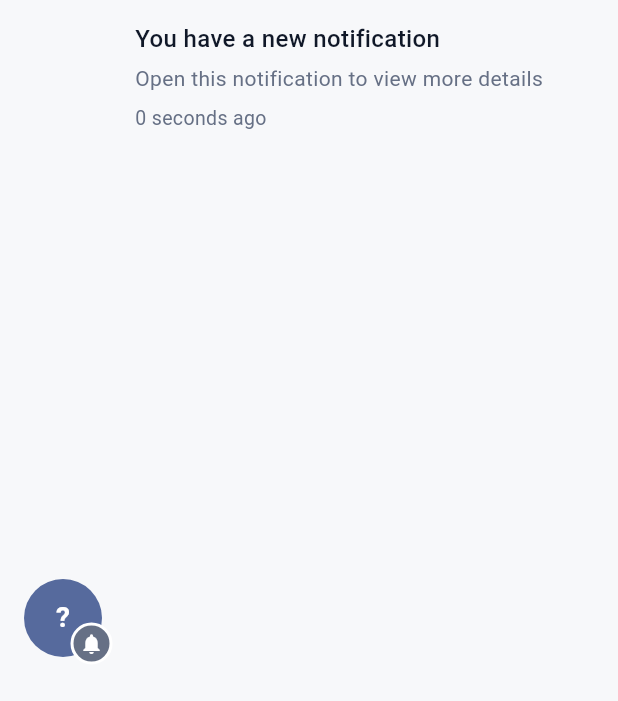
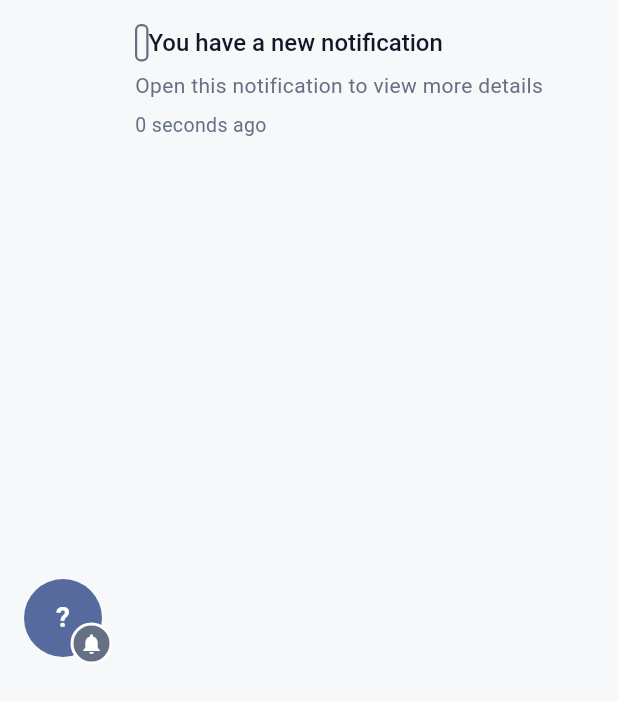
Before and after one commit to yask066/yaskapp, a Flutter app: the _NotificationTile widget shown alone on an empty page, opened directly with empty values, on a phone screen of 412 x 824 dp. Shown: the top 701 px of the screen. Run offline on Flutter 3.47's test engine with Material 3 defaults, Android fonts, the phone set to English and light mode, and no system bars; our stand-ins replace cached_network_image, firebase_core, firebase_messaging, flutter_secure_storage, image_picker; accounts and stored records are empty; network calls fail.

Commit message:
Update notifications screen 2

```diff
--- a/apps/mobile/lib/src/features/notifications/notifications_screen.dart
+++ b/apps/mobile/lib/src/features/notifications/notifications_screen.dart
@@ -417,15 +417,7 @@ class _NotificationTile extends StatelessWidget {
               child: Column(
                 crossAxisAlignment: CrossAxisAlignment.start,
                 children: [
-                  Text(item.title,
-                      maxLines: 2,
-                      overflow: TextOverflow.ellipsis,
-                      style: TextStyle(
-                        color: const Color(0xFF101828),
-                        fontSize: 16,
-                        height: 1.25,
-                        fontWeight: item.isUnread ? FontWeight.w700 : FontWeight.w500,
-                      )),
+                  _NotificationTitle(item: item),
                   const SizedBox(height: 7),
                   Text(item.detail,
                       maxLines: 2,
@@ -448,6 +440,61 @@ class _NotificationTile extends StatelessWidget {
     );
   }
 
+}
+
+class _NotificationTitle extends StatelessWidget {
+  const _NotificationTitle({required this.item});
+
+  final NotificationSummary item;
+
+  @override
+  Widget build(BuildContext context) {
+    final actorName = item.actor?.displayName ?? 'Someone';
+    final titleStyle = TextStyle(
+      color: const Color(0xFF101828),
+      fontSize: 16,
+      height: 1.25,
+      fontWeight: item.isUnread ? FontWeight.w700 : FontWeight.w500,
+    );
+    final actorIndex = item.title.indexOf(actorName);
+    if (actorIndex < 0) {
+      return Text(item.title,
+          maxLines: 2, overflow: TextOverflow.ellipsis, style: titleStyle);
+    }
+
+    final actorEnd = actorIndex + actorName.length;
+    final accent = _notificationAccent(item.type);
+    return RichText(
+      maxLines: 2,
+      overflow: TextOverflow.ellipsis,
+      text: TextSpan(
+        style: titleStyle,
+        children: [
+          TextSpan(text: item.title.substring(0, actorIndex)),
+          WidgetSpan(
+            alignment: PlaceholderAlignment.middle,
+            child: Container(
+              key: ValueKey('notification-actor-chip-${item.id}'),
+              padding: const EdgeInsets.symmetric(horizontal: 3, vertical: 1),
+              decoration: BoxDecoration(
+                border: Border.all(color: accent, width: 1.5),
+                borderRadius: BorderRadius.circular(4),
+              ),
+              child: Text(
+                actorName,
+                key: ValueKey('notification-actor-${item.id}'),
+                style: titleStyle.copyWith(
+                  color: accent,
+                  fontWeight: FontWeight.w700,
+                ),
+              ),
+            ),
+          ),
+          TextSpan(text: item.title.substring(actorEnd)),
+        ],
+      ),
+    );
+  }
 }
 
 class _NotificationsHeader extends StatelessWidget {
```
Also changed, not shown: 1 other file.
